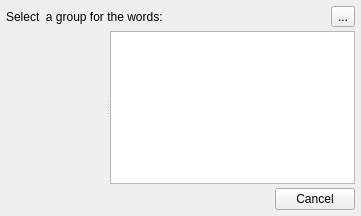
z1dev/zkanji, file wordtogroupform.ui: the form before one commit.
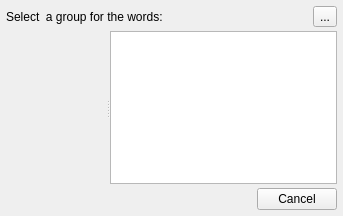
The form after the commit. Custom widgets are drawn as their Qt base class.

Commit message: * Added a status bar to every kanji grid and word list. Currently they all just show the number of listed items and the basic attribute (depending on whether it's a list or a grid.) The status bar is custom, because the one in Qt behaves badly when sized.

Patch:
```diff
--- a/wordtogroupform.ui
+++ b/wordtogroupform.ui
@@ -6,7 +6,7 @@
    <rect>
     <x>0</x>
     <y>0</y>
-    <width>361</width>
+    <width>343</width>
     <height>216</height>
    </rect>
   </property>
@@ -80,13 +80,44 @@
         </sizepolicy>
        </property>
       </widget>
-      <widget class="ZDictionaryListView" name="wordsTable">
+      <widget class="QWidget" name="widget" native="true">
        <property name="sizePolicy">
-        <sizepolicy hsizetype="Expanding" vsizetype="Expanding">
+        <sizepolicy hsizetype="Preferred" vsizetype="Preferred">
          <horstretch>1</horstretch>
          <verstretch>1</verstretch>
         </sizepolicy>
        </property>
+       <layout class="QVBoxLayout" name="verticalLayout_2">
+        <property name="spacing">
+         <number>0</number>
+        </property>
+        <property name="leftMargin">
+         <number>0</number>
+        </property>
+        <property name="topMargin">
+         <number>0</number>
+        </property>
+        <property name="rightMargin">
+         <number>0</number>
+        </property>
+        <property name="bottomMargin">
+         <number>0</number>
+        </property>
+        <item>
+         <widget class="ZDictionaryListView" name="wordsTable">
+          <property name="sizePolicy">
+           <sizepolicy hsizetype="Expanding" vsizetype="Expanding">
+            <horstretch>1</horstretch>
+            <verstretch>1</verstretch>
+           </sizepolicy>
+          </property>
+         </widget>
+        </item>
+        <item>
+         <widget class="ZStatusBar" name="listStatus" native="true">
+         </widget>
+        </item>
+       </layout>
       </widget>
      </widget>
     </item>
@@ -101,17 +132,23 @@
   </widget>
  </widget>
  <customwidgets>
-  <customwidget>
-   <class>GroupWidget</class>
-   <extends>QWidget</extends>
-   <header>groupwidget.h</header>
-   <container>1</container>
-  </customwidget>
   <customwidget>
    <class>ZDictionaryListView</class>
    <extends>QTableView</extends>
    <header>zdictionarylistview.h</header>
   </customwidget>
+  <customwidget>
+   <class>ZStatusBar</class>
+   <extends>QWidget</extends>
+   <header>zstatusbar.h</header>
+   <container>1</container>
+  </customwidget>
+  <customwidget>
+   <class>GroupWidget</class>
+   <extends>QWidget</extends>
+   <header>groupwidget.h</header>
+   <container>1</container>
+  </customwidget>
   <customwidget>
    <class>DialogWindow</class>
    <extends>QMainWindow</extends>
```
The commit also changes 53 other files.
